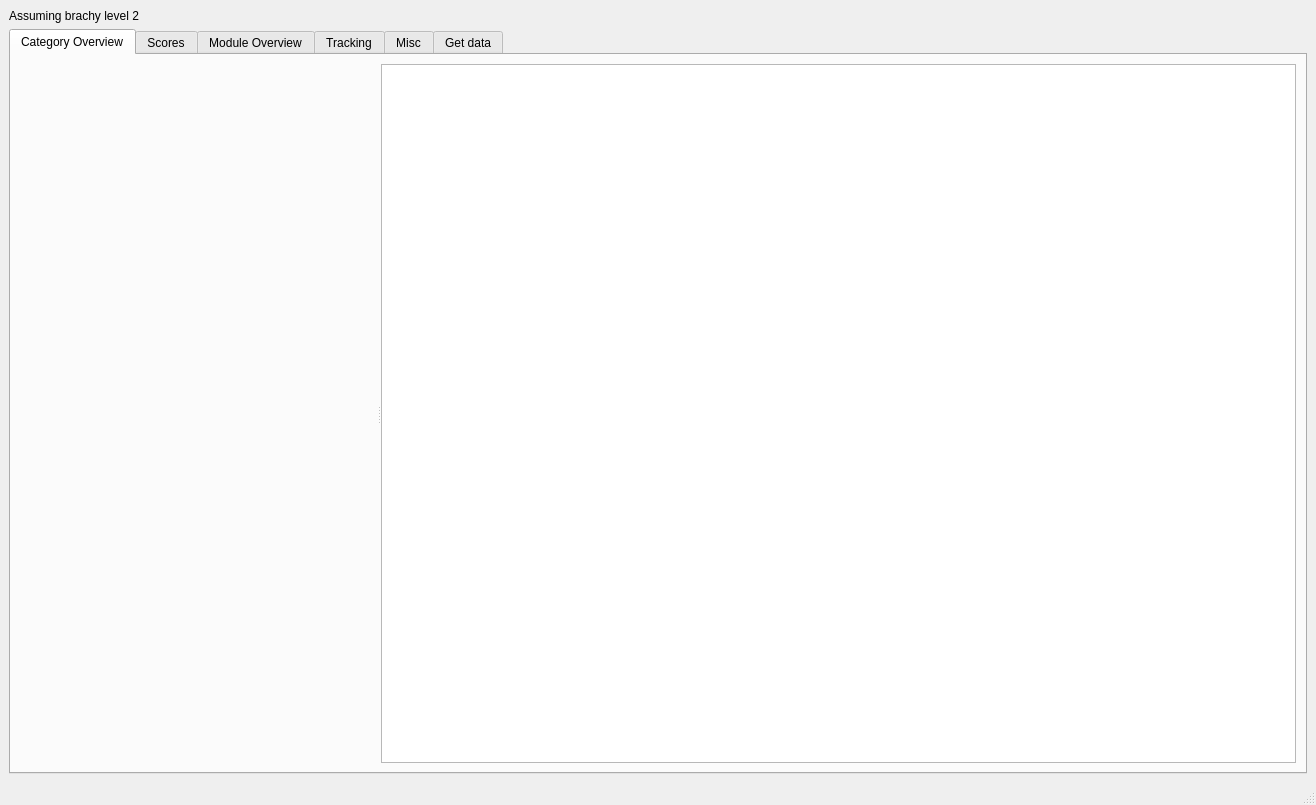
Qt form ui/teap_report_main.ui (keithoffer/TeapTracker) before a commit.
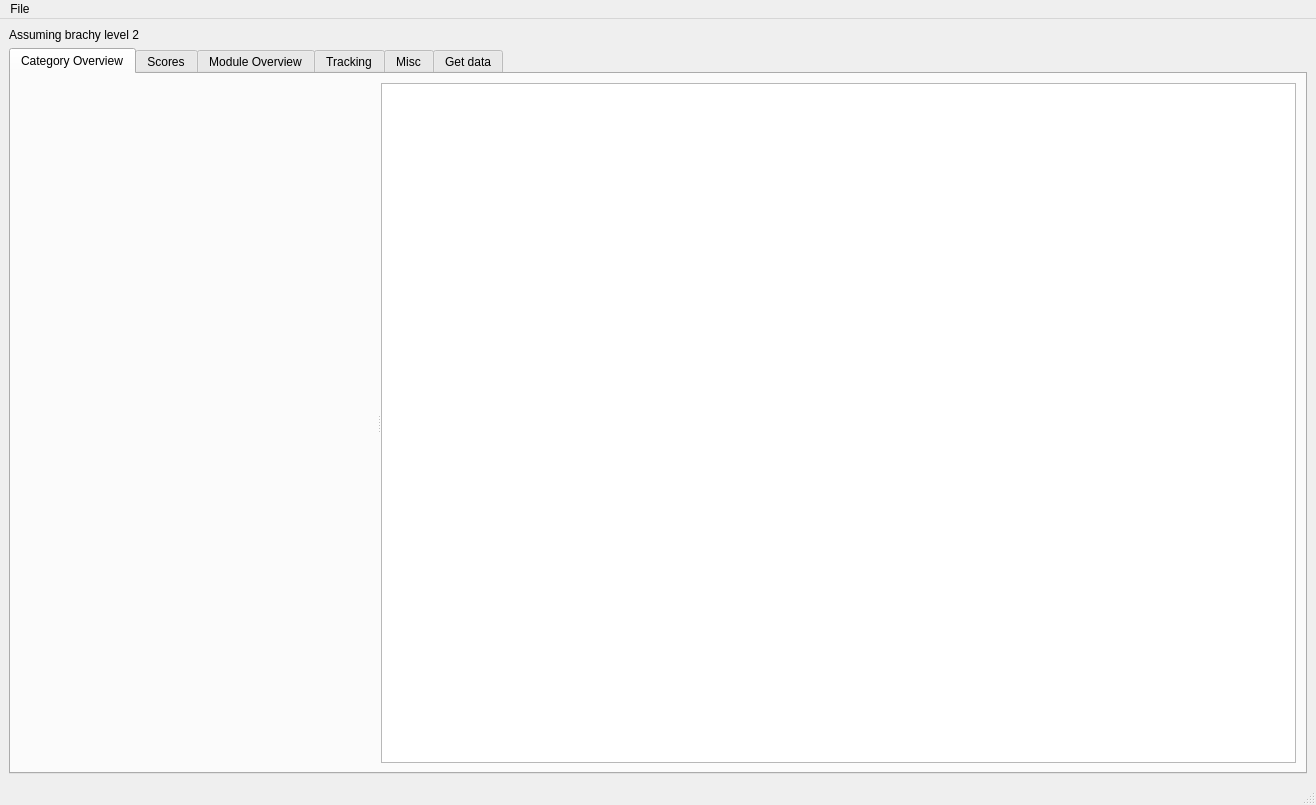
The same form after that commit. Custom widgets are drawn as their Qt base class.

The edit to the form file:
```diff
--- a/ui/teap_report_main.ui
+++ b/ui/teap_report_main.ui
@@ -480,6 +480,13 @@
      <height>30</height>
     </rect>
    </property>
+   <widget class="QMenu" name="menuFile">
+    <property name="title">
+     <string>File</string>
+    </property>
+    <addaction name="actionExport_official_spreadsheet"/>
+   </widget>
+   <addaction name="menuFile"/>
   </widget>
   <widget class="QStatusBar" name="statusbar"/>
  </widget>
```
Left out of the diff: 5 changed lines with no effect on the pictures.
